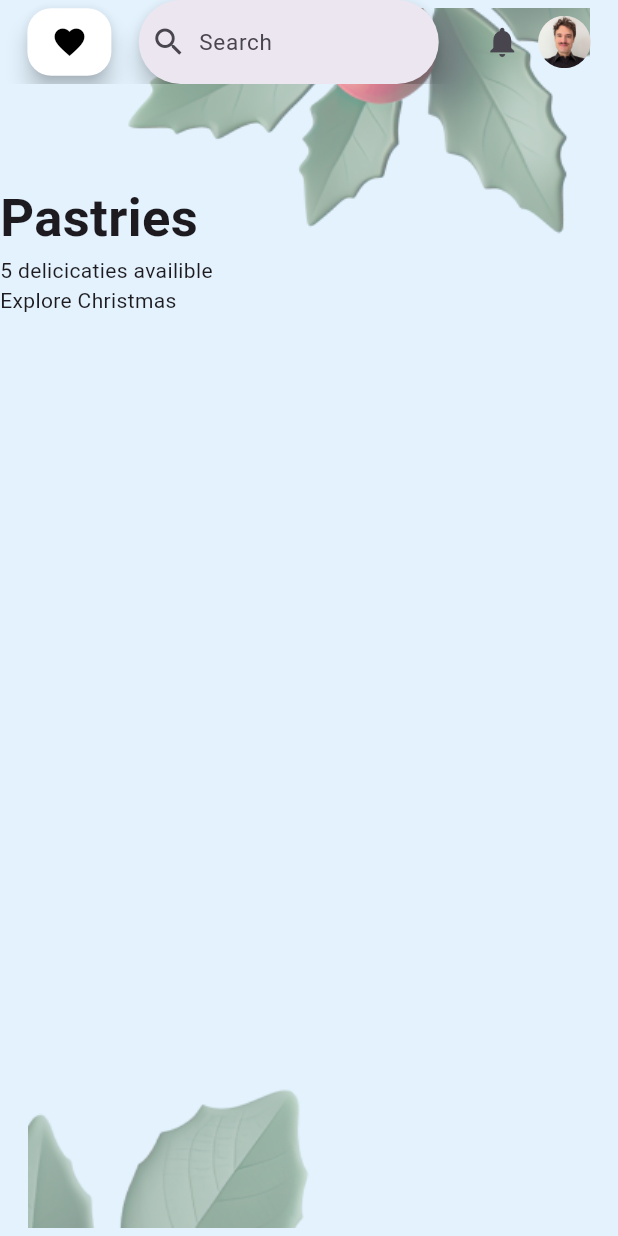
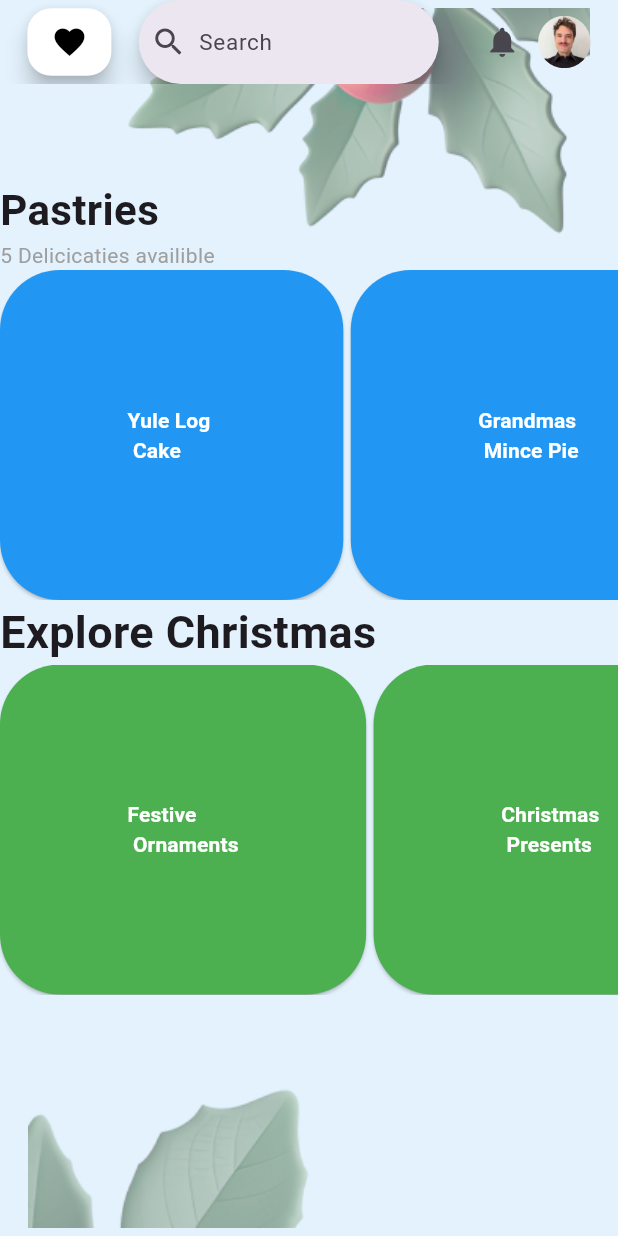
Before and after one commit to RaphaelBirkl1991/app_akademie_simple_christmas-app, a Flutter app: the screen it shows after launch, on a phone screen of 412 x 824 dp. Run offline on Flutter 3.47's test engine with Material 3 defaults, Android fonts, the phone set to English and light mode, and no system bars.

Commit message:
main column and list views added

```diff
--- /dev/null
+++ b/lib/interims.txt
@@ -0,0 +1,8 @@
+ new ListView(scrollDirection: Axis.horizontal,
+                  children: <Widget>[
+                    new RaisedButton(onPressed: null,
+                    child: new Text("Facebook"),),
+                    new Padding(padding: new EdgeInsets.all(5.00)),
+                    new RaisedButton(onPressed: null,
+                    child: new Text("Google"),)
+                  ],)
--- a/lib/main.dart
+++ b/lib/main.dart
@@ -32,9 +32,8 @@ class MainApp extends StatelessWidget {
               const Spacer(),
               const SizedBox(
                 width: 200,
-                height: 60,
+                height: 150,
                 child: SearchBar(
-                  //  shadowColor: Colors.white,
                   hintText: "Search",
                   hintStyle: MaterialStatePropertyAll(TextStyle(fontSize: 15)),
                   leading: Icon(Icons.search),
@@ -64,16 +63,51 @@ class MainApp extends StatelessWidget {
               image: AssetImage("assets/images/branch_BG.png"),
             ),
           ),
-          child: const Column(
+          child: Column(
             mainAxisAlignment: MainAxisAlignment.start,
             crossAxisAlignment: CrossAxisAlignment.start,
             children: [
-              SizedBox(height: 120),
-              Text("Pastries",
-                  style: TextStyle(fontSize: 35, fontWeight: FontWeight.bold)),
-              Text("5 delicicaties availible"),
-              Row(children: []),
-              Text("Explore Christmas"),
+              const SizedBox(height: 120),
+              const Text("Pastries",
+                  style: TextStyle(fontSize: 28, fontWeight: FontWeight.bold)),
+              const Text(
+                "5 Delicicaties availible",
+                style: TextStyle(color: Colors.grey),
+              ),
+              SizedBox(
+                height: 220,
+                child: ListView(
+                  scrollDirection: Axis.horizontal,
+                  children: const [
+                    PastriesBtn(buttonText: "Yule Log \n Cake"),
+                    SizedBox(width: 5),
+                    PastriesBtn(buttonText: "Grandmas \n Mince Pie"),
+                    SizedBox(width: 5),
+                    PastriesBtn(buttonText: "Christmas \n Muffin"),
+                    SizedBox(width: 5),
+                    PastriesBtn(buttonText: "Gingerbread \n man"),
+                  ],
+                ),
+              ),
+              const Text("Explore Christmas",
+                  style: TextStyle(fontSize: 30, fontWeight: FontWeight.bold)),
+              SizedBox(
+                height: 220,
+                child: ListView(
+                  scrollDirection: Axis.horizontal,
+                  children: const [
+                    ExploreChristmasBtn(buttonText: "Festive \n Ornaments"),
+                    SizedBox(width: 5),
+                    ExploreChristmasBtn(buttonText: "Christmas \n Presents"),
+                    SizedBox(width: 5),
+                    ExploreChristmasBtn(buttonText: "Seasonal \n Decoration"),
+                    SizedBox(width: 5),
+                    ExploreChristmasBtn(buttonText: "Perfect \n Outfits"),
+                    SizedBox(width: 5),
+                    ExploreChristmasBtn(buttonText: "Accessoire \n for NYE"),
+                  ],
+                ),
+              ),
             ],
           ),
         ),
@@ -81,3 +115,59 @@ class MainApp extends StatelessWidget {
     );
   }
 }
+
+class PastriesBtn extends StatelessWidget {
+  final String buttonText;
+
+  const PastriesBtn({
+    Key? key,
+    required this.buttonText,
+  }) : super(key: key);
+
+  @override
+  Widget build(BuildContext context) {
+    return ElevatedButton(
+      onPressed: () {},
+      style: ElevatedButton.styleFrom(
+        shape: RoundedRectangleBorder(
+          borderRadius: BorderRadius.circular(40.0),
+        ),
+        backgroundColor: Colors.blue,
+        padding: const EdgeInsets.all(85),
+      ),
+      child: Text(
+        buttonText,
+        style:
+            const TextStyle(fontWeight: FontWeight.bold, color: Colors.white),
+      ),
+    );
+  }
+}
+
+class ExploreChristmasBtn extends StatelessWidget {
+  final String buttonText;
+
+  const ExploreChristmasBtn({
+    Key? key,
+    required this.buttonText,
+  }) : super(key: key);
+
+  @override
+  Widget build(BuildContext context) {
+    return ElevatedButton(
+      onPressed: () {},
+      style: ElevatedButton.styleFrom(
+        shape: RoundedRectangleBorder(
+          borderRadius: BorderRadius.circular(40.0),
+        ),
+        backgroundColor: Colors.green,
+        padding: const EdgeInsets.all(85),
+      ),
+      child: Text(
+        buttonText,
+        style:
+            const TextStyle(fontWeight: FontWeight.bold, color: Colors.white),
+      ),
+    );
+  }
+}
```
